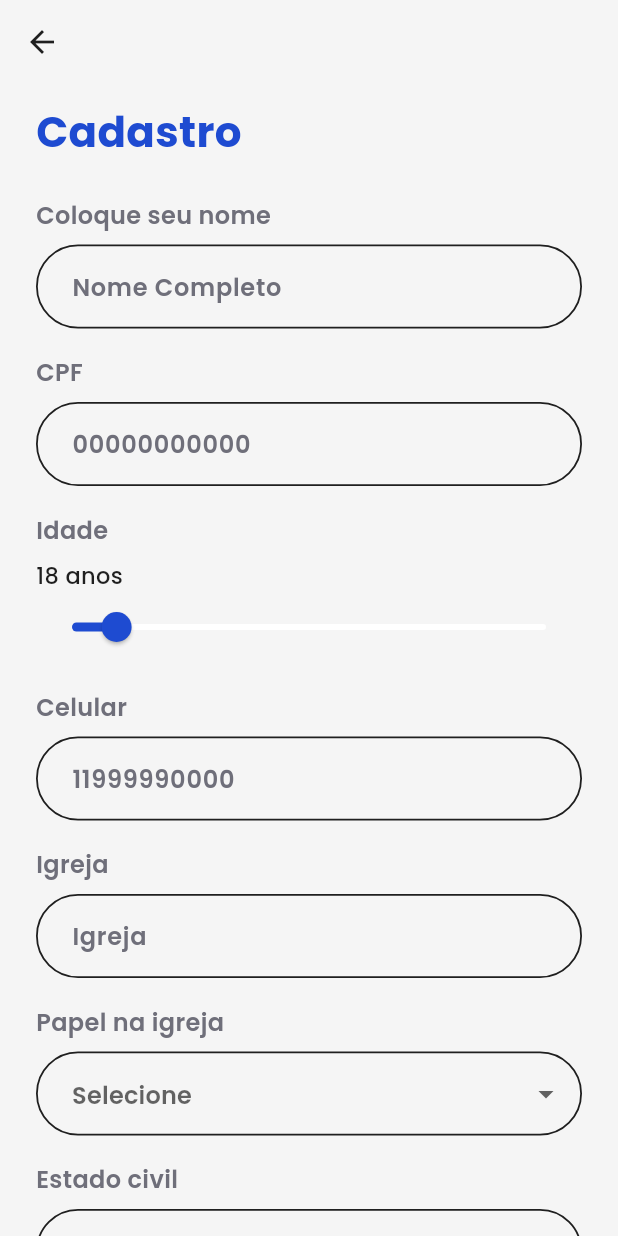
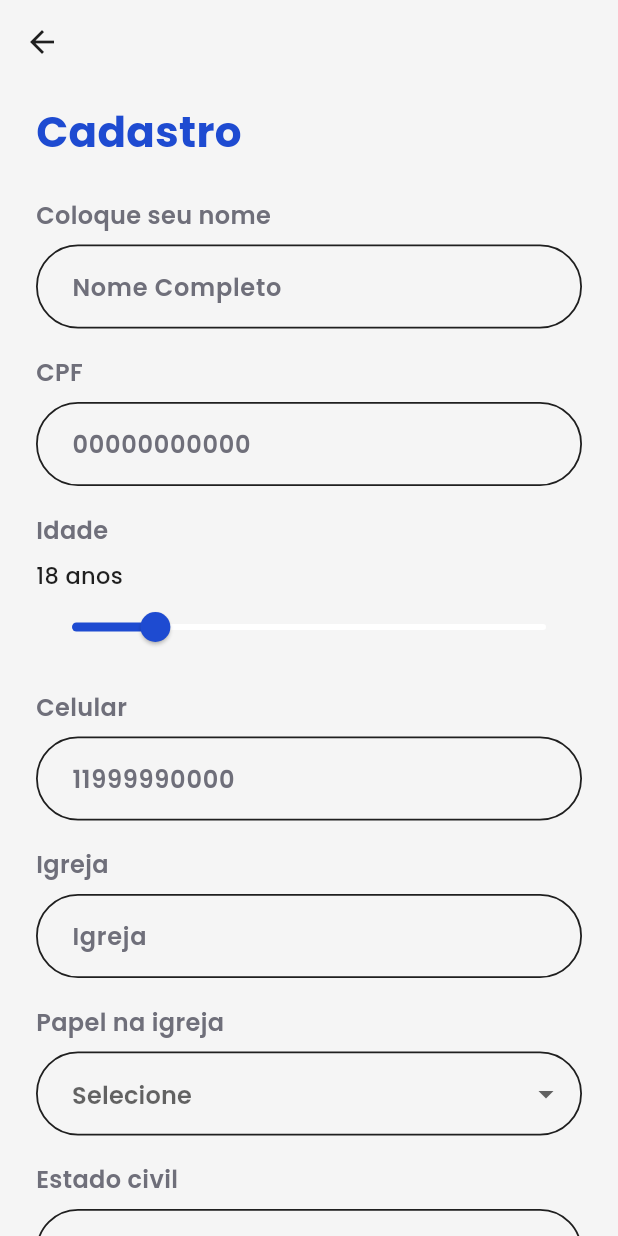
Before and after one commit to NatanCorreiaS/GileadeConnect_Frontend, a Flutter app: the LoginPage screen opened by its route, after a tap on "ENTRAR", after a tap on "CADASTRAR", on a phone screen of 412 x 824 dp. Run offline on Flutter 3.47's test engine with Material 3 defaults, Android fonts, the phone set to English and light mode, and no system bars; our stand-ins replace flutter_dotenv, google_fonts.

Commit message:
fix: idade 1 para minimo

```diff
--- a/lib/features/auth/login_page.dart
+++ b/lib/features/auth/login_page.dart
@@ -54,6 +54,13 @@ class _LoginPageState extends State<LoginPage> {
 
     try {
       await _authService.login(email: email, senhaHash: senhaHash);
+      if (mounted) {
+        Navigator.pushNamedAndRemoveUntil(
+          context,
+          AppRoutes.home,
+          (_) => false,
+        );
+      }
     } catch (error) {
       if (mounted) {
         ScaffoldMessenger.of(context).showSnackBar(
--- a/lib/features/auth/register_page.dart
+++ b/lib/features/auth/register_page.dart
@@ -5,6 +5,7 @@ import 'package:flutter_dotenv/flutter_dotenv.dart';
 import '../../core/models/pessoa_create_request.dart';
 import '../../core/services/api_client.dart';
 import '../../core/services/pessoas_service.dart';
+import '../../core/routes/app_routes.dart';
 import '../../core/theme/app_colors.dart';
 import '../../core/theme/app_text_styles.dart';
 import '../../core/utils/crypto_utils.dart';
@@ -188,7 +189,11 @@ class _RegisterPageState extends State<RegisterPage> {
         ScaffoldMessenger.of(context).showSnackBar(
           const SnackBar(content: Text('Cadastro realizado com sucesso!')),
         );
-        Navigator.pop(context);
+        Navigator.pushNamedAndRemoveUntil(
+          context,
+          AppRoutes.home,
+          (_) => false,
+        );
       }
     } catch (error) {
       if (mounted) {
@@ -250,9 +255,9 @@ class _RegisterPageState extends State<RegisterPage> {
                     const SizedBox(height: 8),
                     Text('$_idade anos', style: AppTextStyles.body),
                     Slider(
-                      min: 10,
+                      min: 1,
                       max: 100,
-                      divisions: 90,
+                      divisions: 99,
                       value: _idade.toDouble(),
                       label: '$_idade',
                       onChanged: (value) {
@@ -455,7 +460,7 @@ class _DropdownField extends StatelessWidget {
   @override
   Widget build(BuildContext context) {
     return DropdownButtonFormField<String>(
-      value: value,
+      initialValue: value,
       validator: validator,
       decoration: InputDecoration(hintText: hintText),
       items: items
```
